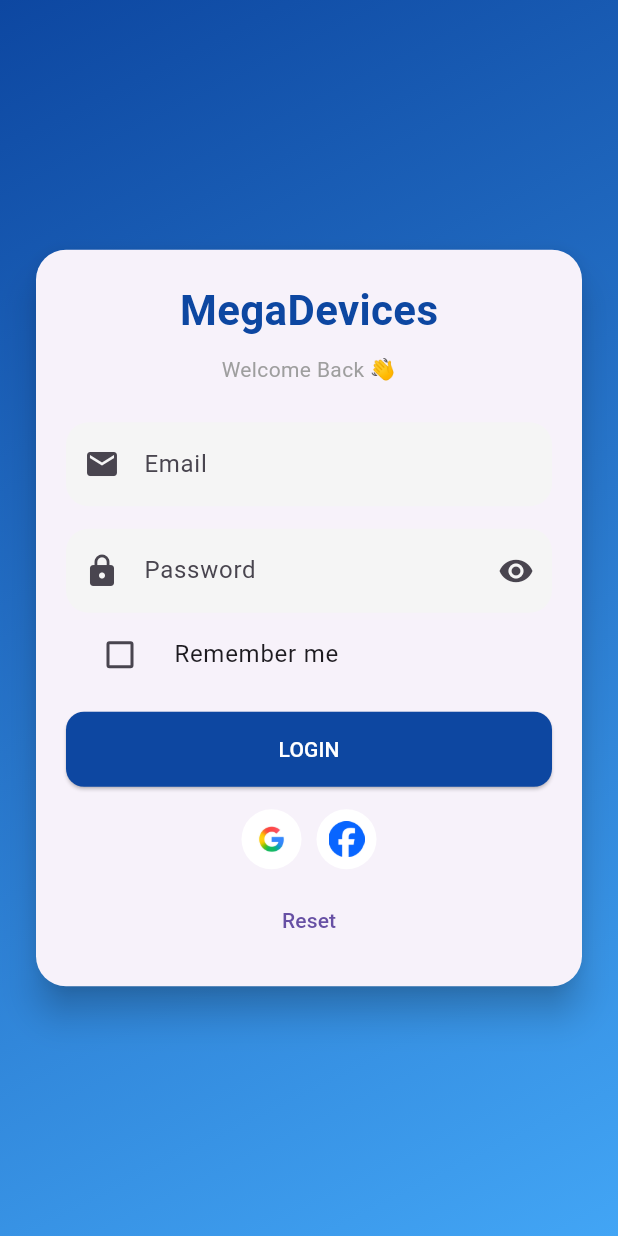
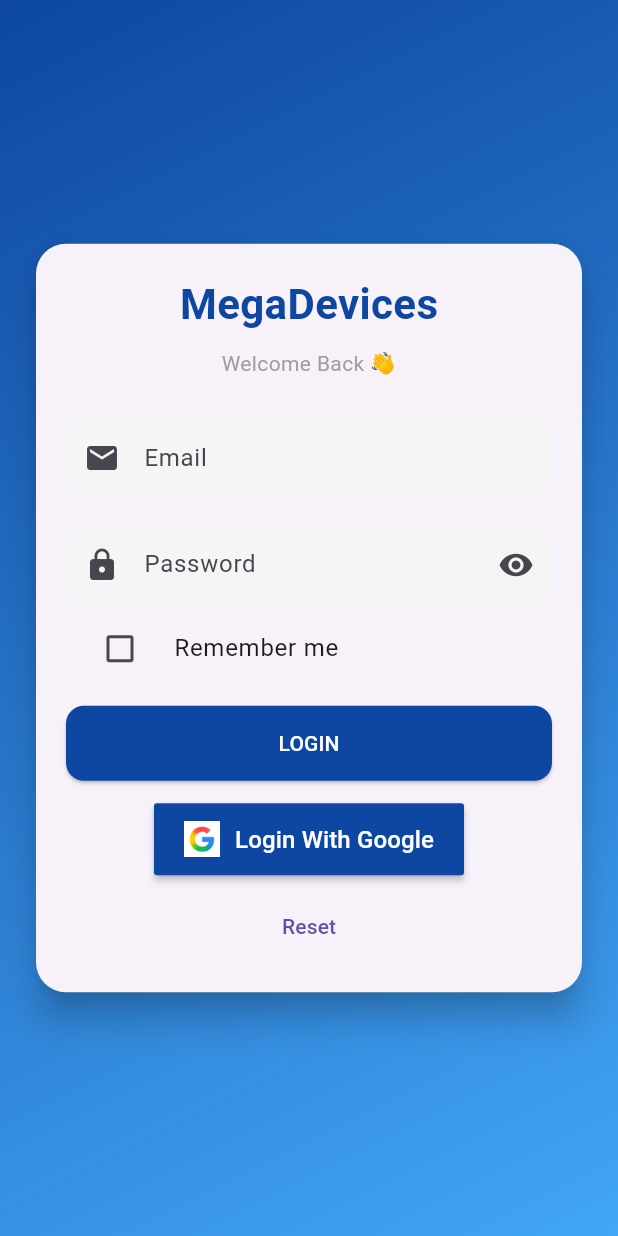
Before and after one commit to IbrahimJamal1/Flutter-Shopping-App, a Flutter app: the Login screen opened by its route, on a phone screen of 412 x 824 dp. Run offline on Flutter 3.47's test engine with Material 3 defaults, Android fonts, the light colour scheme and no system bars; our stand-ins replace cloud_firestore, firebase_auth, firebase_core, google_sign_in; accounts and stored records are empty.

Commit message:
signin email googl

```diff
--- a/lib/home.dart
+++ b/lib/home.dart
@@ -5,6 +5,7 @@
 import 'package:provider/provider.dart';
 import 'package:ecommerce/providerapp.dart';
 import 'package:ecommerce/phone.dart';
+import 'package:google_sign_in/google_sign_in.dart';
 
 class Home extends StatefulWidget {
   const Home({super.key});
@@ -276,7 +277,10 @@
                   context.read<UserProvider>().logout();
                   await FirebaseAuth.instance.signOut();
 
+                  GoogleSignIn googleSignIn = GoogleSignIn.instance  ;
+                  googleSignIn.disconnect();
                 },
+
                 child: Container(
                   padding: const EdgeInsets.symmetric(vertical: 12),
                   decoration: BoxDecoration(
--- a/lib/login.dart
+++ b/lib/login.dart
@@ -2,6 +2,7 @@
 import 'package:flutter/material.dart';
 import 'package:provider/provider.dart';
 import 'package:ecommerce/providerapp.dart';
+import 'package:google_sign_in/google_sign_in.dart';
 
 class Login extends StatefulWidget {
   const Login({super.key});
@@ -25,12 +26,39 @@
       context.read<UserProvider>().login(email.text.split('@')[0], email.text);
 
       Navigator.of(context).pushReplacementNamed("home");
-
     } on FirebaseAuthException catch (e) {
       showError(context, e.message ?? "Login failed");
     }
 
     setState(() => loading = false);
+  }
+
+  Future<void> signInWithGoogle(BuildContext context) async {
+    try {
+      await GoogleSignIn.instance.initialize(
+        serverClientId:
+          '897787476757-kea147aosna41cha999rqai0pbkogvu9.apps.googleusercontent.com',
+      );
+
+      final GoogleSignInAccount? googleUser = await GoogleSignIn.instance
+          .authenticate();
+
+      if (googleUser == null) {
+        return;
+      }
+
+      final GoogleSignInAuthentication googleAuth = googleUser.authentication;
+
+      final credential = GoogleAuthProvider.credential(
+        idToken: googleAuth.idToken,
+      );
+
+      await FirebaseAuth.instance.signInWithCredential(credential);
+
+      Navigator.of(context).pushReplacementNamed("home");
+    } catch (e) {
+      print("Google Sign-In Error: $e");
+    }
   }
 
   TextEditingController email = TextEditingController();
@@ -170,29 +198,34 @@
                       const SizedBox(height: 15),
 
                       // Social login
-                      Row(
-                        mainAxisAlignment: MainAxisAlignment.center,
-                        children: [
-                          CircleAvatar(
-                            backgroundColor: Colors.white,
-                            child: IconButton(
-                              onPressed: () {
-
-                              },
-                              icon: Image.asset('images/google.jpg'),
+                      MaterialButton(
+                        onPressed: () {
+                          signInWithGoogle(context);
+                        },
+                        color: const Color(0xFF0D47A1),
+                        elevation: 2,
+                        padding: const EdgeInsets.symmetric(
+                          horizontal: 20,
+                          vertical: 12,
+                        ),
+                        child: Row(
+                          mainAxisSize: MainAxisSize.min,
+                          children: [
+                            Image.asset(
+                              "images/google.jpg",
+                              height: 24,
+                              width: 24,
                             ),
-                          ),
-                          const SizedBox(width: 10),
-                          CircleAvatar(
-                            backgroundColor: Colors.white,
-                            child: IconButton(
-                              onPressed: () {
-
-                              },
-                              icon: Image.asset('images/facebook.png'),
+                            const SizedBox(width: 10),
+                            const Text(
+                              "Login With Google",
+                              style: TextStyle(
+                                color: Colors.white,
+                                fontSize: 16,
+                              ),
                             ),
-                          ),
-                        ],
+                          ],
+                        ),
                       ),
 
                       const SizedBox(height: 10),
@@ -225,11 +258,7 @@
           ),
           title: Column(
             children: [
-              Icon(
-                Icons.error_outline,
-                color: Colors.red,
-                size: 60,
-              ),
+              Icon(Icons.error_outline, color: Colors.red, size: 60),
               const SizedBox(height: 10),
               const Text(
                 "Login Failed",
```
